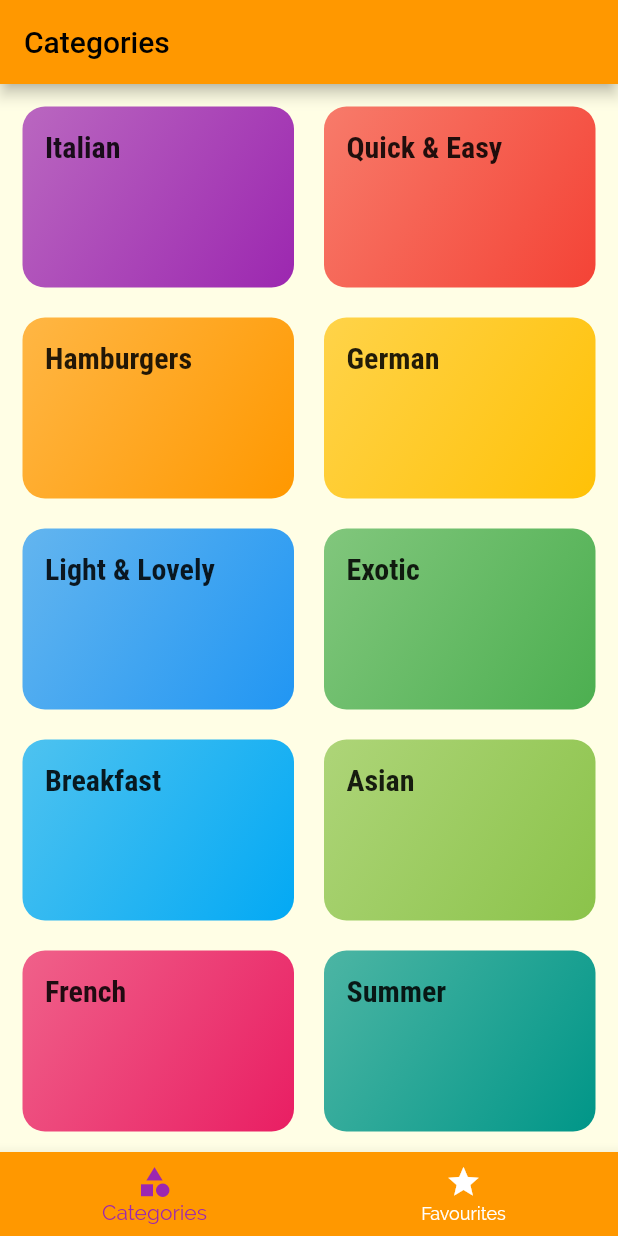
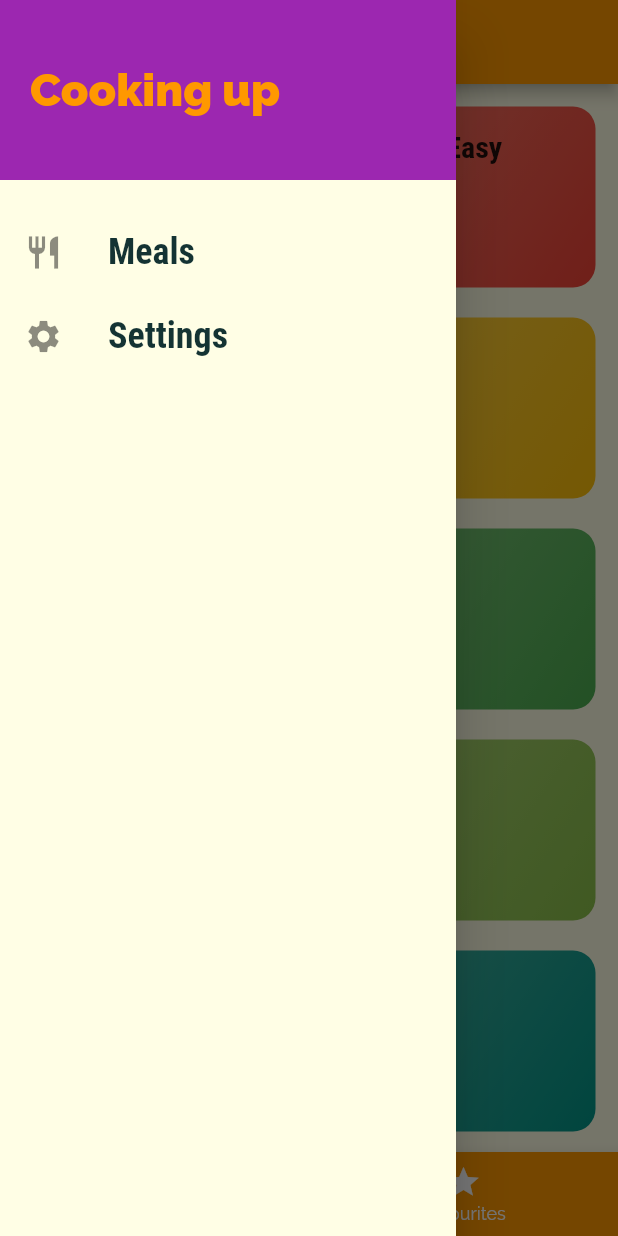
Before and after one commit to Charizard17/meal_app, a Flutter app: the screen it shows after launch, with the side drawer open (before the commit the screen has no drawer), on a phone screen of 412 x 824 dp. Run offline on Flutter 3.47's test engine with Material 2 defaults, Android fonts, the phone set to English and light mode, and no system bars.

Commit message:
custom drawer added

```diff
--- a/lib/screens/tabs_screen.dart
+++ b/lib/screens/tabs_screen.dart
@@ -2,6 +2,7 @@ import 'package:flutter/material.dart';
 
 import './categories_screen.dart';
 import './favourites_screen.dart';
+import '../widget/main_drawer.dart';
 
 class TabsScreen extends StatefulWidget {
   const TabsScreen({Key key}) : super(key: key);
@@ -35,6 +36,7 @@ class _TabsScreenState extends State<TabsScreen> {
       appBar: AppBar(
         title: Text(_pages[_selectedPageIndex]['title']),
       ),
+      drawer: MainDrawer(),
       body: _pages[_selectedPageIndex]['page'],
       bottomNavigationBar: BottomNavigationBar(
         onTap: _selectPage,
--- /dev/null
+++ b/lib/widget/main_drawer.dart
@@ -0,0 +1,57 @@
+import 'package:flutter/material.dart';
+
+class MainDrawer extends StatelessWidget {
+  Widget _buildListTile(String title, IconData icon) {
+    return ListTile(
+      leading: Icon(
+        icon,
+        size: 26,
+      ),
+      title: Text(
+        title,
+        style: TextStyle(
+          fontFamily: 'RobotoCondensed',
+          fontSize: 24,
+          fontWeight: FontWeight.bold,
+        ),
+      ),
+      onTap: () {},
+    );
+  }
+
+  @override
+  Widget build(BuildContext context) {
+    return Drawer(
+      child: Column(
+        children: <Widget>[
+          Container(
+            height: 120,
+            width: double.infinity,
+            padding: EdgeInsets.all(20),
+            alignment: Alignment.centerLeft,
+            color: Theme.of(context).accentColor,
+            child: Text(
+              'Cooking up',
+              style: TextStyle(
+                fontWeight: FontWeight.w900,
+                fontSize: 30,
+                color: Theme.of(context).primaryColor,
+              ),
+            ),
+          ),
+          SizedBox(
+            height: 20,
+          ),
+          _buildListTile(
+            'Meals',
+            Icons.restaurant,
+          ),
+          _buildListTile(
+            'Settings',
+            Icons.settings,
+          ),
+        ],
+      ),
+    );
+  }
+}
```
